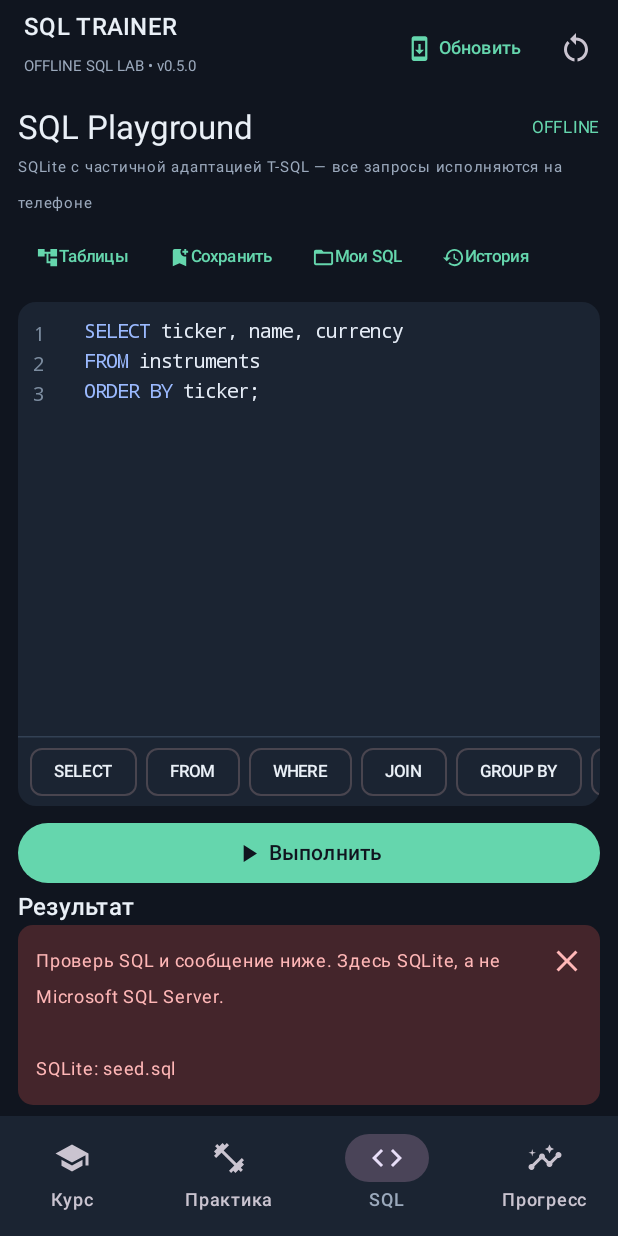
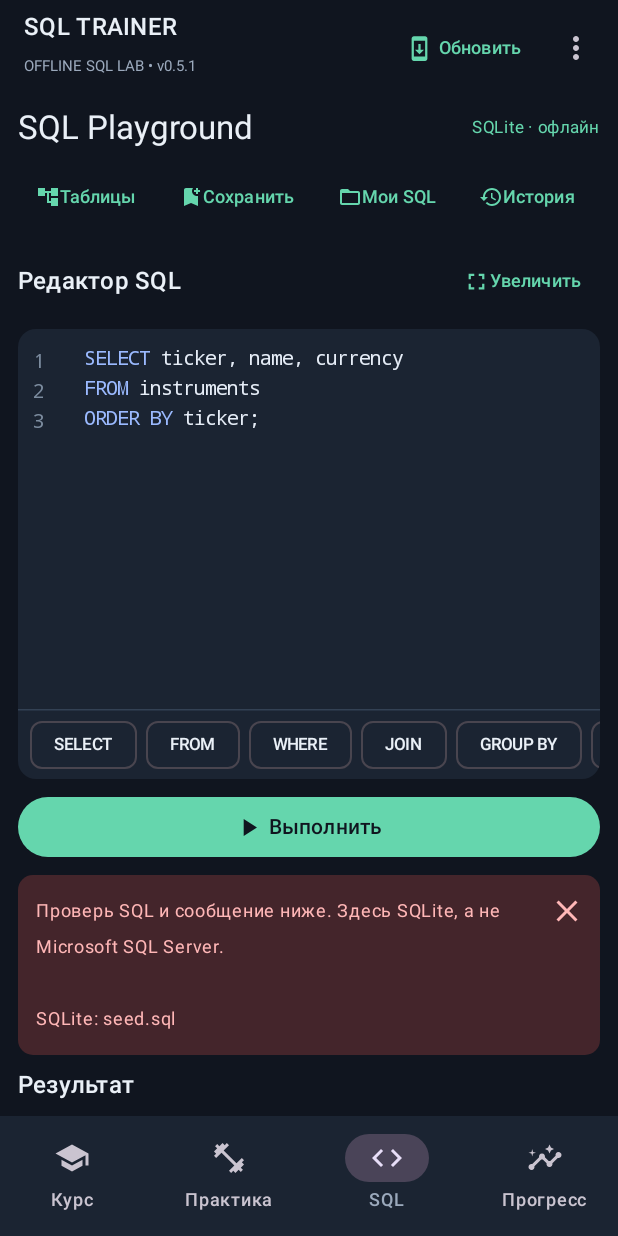
Before and after one commit to Vitac86/SQL_training, an Android app built with Jetpack Compose: the screen it shows after launch (MainActivity), on a phone screen of 412 x 824 dp. Run offline under Robolectric (Android 15) with nearby library versions, the phone set to English and light mode, and no system bars; network calls fail; pictures from the network do not load.

Commit message:
Fix practice layout: dismiss feedback, scroll viewport and keep SQL editor accessible

```diff
--- a/android/app/build.gradle.kts
+++ b/android/app/build.gradle.kts
@@ -12,8 +12,8 @@ android {
         applicationId = "ru.sqltraining.app"
         minSdk = 26
         targetSdk = 35
-        versionCode = 6
-        versionName = "0.5.0"
+        versionCode = 7
+        versionName = "0.5.1"
     }
 
     compileOptions {
--- a/android/app/src/main/AndroidManifest.xml
+++ b/android/app/src/main/AndroidManifest.xml
@@ -6,7 +6,7 @@
         android:label="SQL Trainer"
         android:theme="@android:style/Theme.Material.Light.NoActionBar"
         android:supportsRtl="true">
-        <activity android:name=".MainActivity" android:exported="true">
+        <activity android:name=".MainActivity" android:exported="true" android:windowSoftInputMode="adjustResize">
             <intent-filter>
                 <action android:name="android.intent.action.MAIN"/>
                 <category android:name="android.intent.category.LAUNCHER"/>
--- a/android/app/src/main/java/ru/sqltraining/app/MainActivity.kt
+++ b/android/app/src/main/java/ru/sqltraining/app/MainActivity.kt
@@ -16,6 +16,7 @@ import androidx.compose.material.icons.filled.*
 import androidx.compose.material3.*
 import androidx.compose.runtime.*
 import androidx.compose.ui.platform.LocalContext
+import androidx.compose.ui.platform.LocalDensity
 import androidx.compose.ui.Alignment
 import androidx.compose.ui.Modifier
 import androidx.compose.ui.graphics.Color
@@ -56,6 +57,7 @@ ORDER BY ticker;""".trimIndent()
  var schema by remember { mutableStateOf(emptyList<DatabaseObject>()) }
  var savedQueries by remember { mutableStateOf(SavedQueryStore.load(prefs)) }
  var showResetDialog by remember { mutableStateOf(false) }
+ var showSettingsMenu by remember { mutableStateOf(false) }
  var showGithubUpdates by remember { mutableStateOf(false) }
  var selectedLesson by remember{mutableStateOf<Lesson?>(null)}
  var activeTask by remember{mutableStateOf<PracticeTask?>(null)}
@@ -64,6 +66,7 @@ ORDER BY ticker;""".trimIndent()
  val practiceTasks = remember(context) { PracticeCatalog.load(context) }
  val lessonGuides = remember(context) { LessonGuides.load(context) }
  val scope= rememberCoroutineScope()
+ val imeOpen = WindowInsets.ime.getBottom(LocalDensity.current) > 0
 
  LaunchedEffect(completed){prefs.edit().putStringSet("completed",completed.map{it.toString()}.toSet()).apply()}
  LaunchedEffect(completedTasks){prefs.edit().putStringSet("completed_tasks",completedTasks.map{it.toString()}.toSet()).apply()}
@@ -78,21 +81,45 @@ ORDER BY ticker;""".trimIndent()
  MaterialTheme(colorScheme=darkColorScheme(primary=Green,onPrimary=Bg,background=Bg,surface=Panel,onBackground=Color(0xFFEAF0F7),onSurface=Color(0xFFEAF0F7),secondary=Muted,surfaceVariant=Color(0xFF273244))){
   Scaffold(
    containerColor=Bg,
-   topBar={TopAppBar(title={Column{Text("SQL TRAINER",style=MaterialTheme.typography.titleMedium);Text("OFFLINE SQL LAB • v0.5.0",color=Muted,fontSize=10.sp)}},
+   topBar={TopAppBar(title={Column{Text("SQL TRAINER",style=MaterialTheme.typography.titleMedium);Text("OFFLINE SQL LAB • v0.5.1",color=Muted,fontSize=10.sp)}},
     actions={
         TextButton(onClick={showGithubUpdates=true}) {
             Icon(Icons.Default.SystemUpdate,contentDescription=null,modifier=Modifier.size(18.dp))
             Spacer(Modifier.width(4.dp))
             Text("Обновить",fontSize=12.sp)
         }
-        IconButton(enabled=!running,onClick={showResetDialog=true}) {
-            Icon(Icons.Default.RestartAlt,"Сбросить учебную БД")
+        Box {
+            IconButton(onClick={showSettingsMenu=true}) {
+                Icon(Icons.Default.MoreVert,"Настройки")
+            }
+            DropdownMenu(
+                expanded=showSettingsMenu,
+                onDismissRequest={showSettingsMenu=false}
+            ) {
+                DropdownMenuItem(
+                    text={Text("Сбросить учебную БД")},
+                    onClick={showSettingsMenu=false;showResetDialog=true},
+                    enabled=!running,
+                    leadingIcon={Icon(Icons.Default.DeleteOutline,null)}
+                )
+            }
         }
     },
     colors=TopAppBarDefaults.topAppBarColors(containerColor=Bg))},
-   bottomBar={NavigationBar(containerColor=Panel){listOf("Курс","Практика","SQL","Прогресс").forEachIndexed{i,label->
-    NavigationBarItem(selected=tab==i,onClick={tab=i;selectedLesson=null},icon={Icon(listOf(Icons.Default.School,Icons.Default.FitnessCenter,Icons.Default.Code,Icons.Default.Insights)[i],label)},label={Text(label)})
-   }}}
+   bottomBar={
+       if (!imeOpen) {
+         NavigationBar(containerColor=Panel){
+           listOf("Курс","Практика","SQL","Прогресс").forEachIndexed { i,label ->
+             NavigationBarItem(
+               selected=tab==i,
+               onClick={tab=i;selectedLesson=null},
+               icon={Icon(listOf(Icons.Default.School,Icons.Default.FitnessCenter,Icons.Default.Code,Icons.Default.Insights)[i],label)},
+               label={Text(label)}
+             )
+           }
+         }
+       }
+   }
   ){padding->Box(Modifier.fillMaxSize().padding(padding)){
    when(tab){
     0->CourseScreen(completed,onOpen={selectedLesson=it;tab=2},onDone={completed=completed+it.id})
@@ -125,6 +152,7 @@ ORDER BY ticker;""".trimIndent()
          history = history,
          task = activeTask,
          feedback = taskFeedback,
+         onDismissFeedback = { taskFeedback = null },
          schema = schema,
          savedQueries = savedQueries,
          onSave = { query ->
--- a/android/app/src/main/java/ru/sqltraining/app/SqlPlayground.kt
+++ b/android/app/src/main/java/ru/sqltraining/app/SqlPlayground.kt
@@ -56,6 +56,7 @@ fun EditorScreen(
     history: List<String>,
     task: PracticeTask?,
     feedback: String?,
+    onDismissFeedback: () -> Unit,
     schema: List<DatabaseObject>,
     savedQueries: List<SavedQuery>,
     onSave: (SavedQuery) -> Unit,
@@ -73,100 +74,167 @@ fun EditorScreen(
     var hintStep by remember(task?.id) { mutableIntStateOf(0) }
     var showSolution by remember(task?.id) { mutableStateOf(false) }
     val clipboard = LocalClipboardManager.current
+    var taskExpanded by remember(task?.id) { mutableStateOf(false) }
+    var editorLarge by remember { mutableStateOf(false) }
+    var resultExpanded by remember { mutableStateOf(false) }
+    LaunchedEffect(result) {
+        if (result != null) resultExpanded = true
+    }
 
-    Column(Modifier.fillMaxSize().padding(horizontal = 12.dp, vertical = 7.dp)) {
+    // The workspace scrolls as a whole. Fixed editor height is independent
+    // of the length of the assignment, feedback and result.
+    Column(
+        Modifier.fillMaxSize()
+            .imePadding()
+            .verticalScroll(rememberScrollState())
+            .padding(horizontal = 12.dp, vertical = 7.dp),
+        verticalArrangement = Arrangement.spacedBy(8.dp)
+    ) {
         Row(verticalAlignment = Alignment.CenterVertically) {
             Text("SQL Playground", style = MaterialTheme.typography.titleLarge, modifier = Modifier.weight(1f))
-            Text("OFFLINE", color = accent, fontSize = 11.sp)
+            Text("SQLite · офлайн", color = accent, fontSize = 11.sp)
         }
-        Text("SQLite с частичной адаптацией T-SQL — все запросы исполняются на телефоне", color = muted, fontSize = 10.sp)
 
-        Row(Modifier.fillMaxWidth(), horizontalArrangement = Arrangement.spacedBy(2.dp)) {
-            TextButton(onClick = { showSchema = true }) { Icon(Icons.Default.AccountTree, null, Modifier.size(15.dp)); Text("Таблицы", fontSize = 11.sp) }
-            TextButton(onClick = { saveName = ""; showSave = true }) { Icon(Icons.Default.BookmarkAdd, null, Modifier.size(15.dp)); Text("Сохранить", fontSize = 11.sp) }
-            TextButton(onClick = { showSaved = true }) { Icon(Icons.Default.FolderOpen, null, Modifier.size(15.dp)); Text("Мои SQL", fontSize = 11.sp) }
-            TextButton(onClick = { showHistory = true }) { Icon(Icons.Default.History, null, Modifier.size(15.dp)); Text("История", fontSize = 11.sp) }
+        Row(
+            Modifier.fillMaxWidth().horizontalScroll(rememberScrollState()),
+            horizontalArrangement = Arrangement.spacedBy(4.dp)
+        ) {
+            TextButton(onClick = { showSchema = true }) {
+                Icon(Icons.Default.AccountTree, null, Modifier.size(16.dp)); Text("Таблицы", fontSize = 12.sp)
+            }
+            TextButton(onClick = { saveName = ""; showSave = true }) {
+                Icon(Icons.Default.BookmarkAdd, null, Modifier.size(16.dp)); Text("Сохранить", fontSize = 12.sp)
+            }
+            TextButton(onClick = { showSaved = true }) {
+                Icon(Icons.Default.FolderOpen, null, Modifier.size(16.dp)); Text("Мои SQL", fontSize = 12.sp)
+            }
+            TextButton(onClick = { showHistory = true }) {
+                Icon(Icons.Default.History, null, Modifier.size(16.dp)); Text("История", fontSize = 12.sp)
+            }
         }
 
         if (task != null) {
             Surface(
                 color = Color(0xFF20372F),
-                shape = RoundedCornerShape(10.dp),
+                shape = RoundedCornerShape(12.dp),
                 modifier = Modifier.fillMaxWidth()
             ) {
-                Column(
-                    Modifier.heightIn(max = 260.dp).verticalScroll(rememberScrollState())
-                        .padding(horizontal = 12.dp, vertical = 8.dp),
-                    verticalArrangement = Arrangement.spacedBy(6.dp)
-                ) {
+                Column(Modifier.padding(horizontal = 12.dp, vertical = 8.dp)) {
+                    Row(verticalAlignment = Alignment.CenterVertically) {
+                        Column(Modifier.weight(1f)) {
                             Text(
-                        "ЗАДАНИЕ #${task.id} · ${task.topic} · ${task.difficultyName}",
+                                "ЗАДАНИЕ #${task.id} · ${task.difficultyName}",
                                 color = accent,
                                 fontSize = 11.sp
                             )
                             Text(task.title, style = MaterialTheme.typography.titleSmall)
-                    Text(task.description, fontSize = 12.sp)
+                        }
+                        TextButton(onClick = { taskExpanded = !taskExpanded }) {
+                            Icon(
+                                if (taskExpanded) Icons.Default.ExpandLess else Icons.Default.ExpandMore,
+                                contentDescription = null,
+                                modifier = Modifier.size(19.dp)
+                            )
+                            Text(if (taskExpanded) "Свернуть" else "Условие", fontSize = 12.sp)
+                        }
+                    }
+                    Text(
+                        task.description,
+                        fontSize = 12.sp,
+                        maxLines = if (taskExpanded) Int.MAX_VALUE else 2
+                    )
+                    if (taskExpanded) {
+                        Text(task.topic, color = accent, fontSize = 11.sp, modifier = Modifier.padding(top = 5.dp))
                         Row(horizontalArrangement = Arrangement.spacedBy(8.dp)) {
                             TextButton(
                                 onClick = { if (hintStep < task.hints.size) hintStep++ },
                                 enabled = hintStep < task.hints.size,
                                 contentPadding = PaddingValues(0.dp)
                             ) {
-                            Text("Подсказка $hintStep/3", fontSize = 11.sp)
+                                Text("Подсказка $hintStep/3", fontSize = 12.sp)
                             }
                             if (hintStep >= task.hints.size) {
                                 TextButton(
                                     onClick = { showSolution = true },
                                     contentPadding = PaddingValues(0.dp)
-                            ) { Text("Показать решение", fontSize = 11.sp) }
+                                ) {
+                                    Text("Решение", fontSize = 12.sp)
+                                }
                             }
                         }
                         task.hints.take(hintStep).forEachIndexed { index, hint ->
-                        Text("${index + 1}. $hint", color = muted, fontSize = 11.sp)
+                            Text("${index + 1}. $hint", color = muted, fontSize = 12.sp)
                         }
                     }
                 }
             }
-        Spacer(Modifier.height(6.dp))
+        }
+
+        Row(verticalAlignment = Alignment.CenterVertically) {
+            Text("Редактор SQL", style = MaterialTheme.typography.titleMedium, modifier = Modifier.weight(1f))
+            TextButton(onClick = { editorLarge = !editorLarge }) {
+                Icon(
+                    if (editorLarge) Icons.Default.FullscreenExit else Icons.Default.Fullscreen,
+                    null, Modifier.size(18.dp)
+                )
+                Text(if (editorLarge) "Обычный" else "Увеличить", fontSize = 12.sp)
+            }
+        }
         Surface(
             color = panel,
             shape = RoundedCornerShape(12.dp),
-            modifier = Modifier.weight(0.52f).fillMaxWidth()
+            modifier = Modifier.fillMaxWidth().height(if (editorLarge) 490.dp else 300.dp)
         ) {
             SqlEditorField(sql = sql, schema = schema, onSql = onSql, modifier = Modifier.fillMaxSize())
         }
-        Spacer(Modifier.height(7.dp))
-        Row(horizontalArrangement = Arrangement.spacedBy(7.dp), verticalAlignment = Alignment.CenterVertically) {
+
+        Row(
+            horizontalArrangement = Arrangement.spacedBy(7.dp),
+            verticalAlignment = Alignment.CenterVertically
+        ) {
             Button(onClick = onRun, enabled = !running, modifier = Modifier.weight(1f)) {
                 if (running) CircularProgressIndicator(Modifier.size(16.dp), strokeWidth = 2.dp)
                 else Icon(Icons.Default.PlayArrow, null, Modifier.size(19.dp))
                 Spacer(Modifier.width(4.dp))
                 Text("Выполнить")
             }
-            if (task != null) OutlinedButton(onClick = onCheck, enabled = !running) {
+            if (task != null) {
+                OutlinedButton(onClick = onCheck, enabled = !running) {
                     Icon(Icons.Default.FactCheck, null, Modifier.size(17.dp))
                     Spacer(Modifier.width(4.dp))
                     Text("Проверить")
                 }
             }
-
-        if (feedback != null) Text(
-            feedback,
-            color = if (feedback.startsWith("Верно")) accent else Color(0xFFFFC66D),
-            fontSize = 12.sp,
-            modifier = Modifier.padding(vertical = 5.dp)
-        )
-        if (feedback != null && feedback.startsWith("Верно") && task != null) {
-            Text(task.explanation, fontSize = 12.sp, color = muted)
-            TextButton(onClick = onNextTask) { Text("Следующая задача по теме") }
         }
 
-        Row(Modifier.fillMaxWidth(), verticalAlignment = Alignment.CenterVertically) {
-            Text("Результат", style = MaterialTheme.typography.titleMedium, modifier = Modifier.weight(1f))
-            if (result != null && result.columns.isNotEmpty()) {
-                TextButton(onClick = { clipboard.setText(AnnotatedString(resultToTsv(result))) }) {
-                    Icon(Icons.Default.ContentCopy, null, Modifier.size(15.dp))
-                    Text("Копировать", fontSize = 11.sp)
+        if (feedback != null) {
+            Surface(
+                color = if (feedback.startsWith("Верно")) Color(0xFF20372F) else Color(0xFF382F1E),
+                shape = RoundedCornerShape(10.dp),
+                modifier = Modifier.fillMaxWidth()
+            ) {
+                Column(Modifier.padding(start = 12.dp, end = 4.dp, top = 6.dp, bottom = 6.dp)) {
+                    Row(verticalAlignment = Alignment.Top) {
+                        Text(
+                            feedback,
+                            modifier = Modifier.weight(1f).padding(vertical = 6.dp),
+                            color = if (feedback.startsWith("Верно")) accent else Color(0xFFFFC66D),
+                            fontSize = 12.sp
+                        )
+                        IconButton(onClick = onDismissFeedback, modifier = Modifier.size(36.dp)) {
+                            Icon(
+                                Icons.Default.Close,
+                                contentDescription = "Закрыть результат проверки",
+                                tint = muted
+                            )
+                        }
+                    }
+                    if (feedback.startsWith("Верно") && task != null) {
+                        Text(task.explanation, color = muted, fontSize = 12.sp)
+                        TextButton(onClick = onNextTask) {
+                            Text("Следующая задача по теме", fontSize = 12.sp)
+                        }
+                    }
                 }
             }
         }
@@ -193,18 +261,39 @@ fun EditorScreen(
                     }
                 }
             }
-        } else if (result == null) {
+        }
+
+        Row(Modifier.fillMaxWidth(), verticalAlignment = Alignment.CenterVertically) {
+            Text("Результат", style = MaterialTheme.typography.titleMedium, modifier = Modifier.weight(1f))
+            if (result != null && result.columns.isNotEmpty()) {
+                TextButton(onClick = { clipboard.setText(AnnotatedString(resultToTsv(result))) }) {
+                    Icon(Icons.Default.ContentCopy, null, Modifier.size(15.dp))
+                    Text("Копировать", fontSize = 11.sp)
+                }
+            }
+            if (result != null) {
+                TextButton(onClick = { resultExpanded = !resultExpanded }) {
+                    Icon(
+                        if (resultExpanded) Icons.Default.ExpandLess else Icons.Default.ExpandMore,
+                        null, Modifier.size(17.dp)
+                    )
+                    Text(if (resultExpanded) "Скрыть" else "Показать", fontSize = 12.sp)
+                }
+            }
+        }
+        if (result == null) {
             Text("Напиши запрос и нажми «Выполнить».", color = muted, fontSize = 12.sp)
         } else {
             Text(
                 "${result.message} · ${result.elapsedMs} мс · команд: ${result.statementsExecuted}",
-                color = muted, fontSize = 11.sp
+                color = muted,
+                fontSize = 11.sp
             )
-            if (result.columns.isNotEmpty()) {
-                Spacer(Modifier.height(4.dp))
-                ResultGrid(result, modifier = Modifier.fillMaxWidth().weight(0.48f))
+            if (resultExpanded && result.columns.isNotEmpty()) {
+                ResultGrid(result, modifier = Modifier.fillMaxWidth().height(220.dp))
             }
         }
+        Spacer(Modifier.height(12.dp))
     }
 
     if (showSolution && task != null) {
```
Also changed, not shown: 1 other file. Lines whose indentation alone changed are shown as unchanged.
